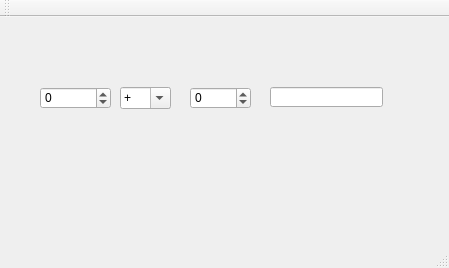
This is 2 semester/4/4-2/mainWindow.ui in kbatoev/SpbSU-Homeworks as Qt 5 draws it before an edit. The edited form follows.
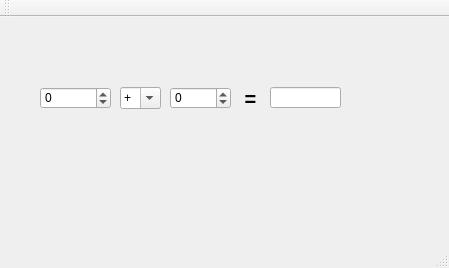
This is the edited form.

Commit message: Created new class - Calculator

The edit to the form file:
```diff
--- a/2 semester/4/4-2/mainWindow.ui
+++ b/2 semester/4/4-2/mainWindow.ui
@@ -38,7 +38,7 @@
      <rect>
       <x>120</x>
       <y>70</y>
-      <width>51</width>
+      <width>41</width>
       <height>22</height>
      </rect>
     </property>
@@ -69,7 +69,7 @@
    <widget class="QSpinBox" name="secondOperand">
     <property name="geometry">
      <rect>
-      <x>190</x>
+      <x>170</x>
       <y>70</y>
       <width>61</width>
       <height>22</height>
@@ -90,11 +90,58 @@
      <rect>
       <x>270</x>
       <y>70</y>
-      <width>113</width>
-      <height>20</height>
+      <width>71</width>
+      <height>21</height>
      </rect>
     </property>
    </widget>
+   <widget class="QLabel" name="label">
+    <property name="geometry">
+     <rect>
+      <x>240</x>
+      <y>70</y>
+      <width>21</width>
+      <height>21</height>
+     </rect>
+    </property>
+    <property name="font">
+     <font>
+      <pointsize>15</pointsize>
+      <weight>75</weight>
+      <italic>false</italic>
+      <bold>true</bold>
+      <strikeout>false</strikeout>
+      <kerning>true</kerning>
+     </font>
+    </property>
+    <property name="lineWidth">
+     <number>3</number>
+    </property>
+    <property name="text">
+     <string>=</string>
+    </property>
+    <property name="textFormat">
+     <enum>Qt::RichText</enum>
+    </property>
+    <property name="scaledContents">
+     <bool>true</bool>
+    </property>
+    <property name="alignment">
+     <set>Qt::AlignCenter</set>
+    </property>
+    <property name="wordWrap">
+     <bool>false</bool>
+    </property>
+    <property name="margin">
+     <number>-2</number>
+    </property>
+    <property name="indent">
+     <number>-1</number>
+    </property>
+    <property name="openExternalLinks">
+     <bool>true</bool>
+    </property>
+   </widget>
   </widget>
   <widget class="QMenuBar" name="menuBar">
    <property name="geometry">
```
The commit also changes 6 other files.
